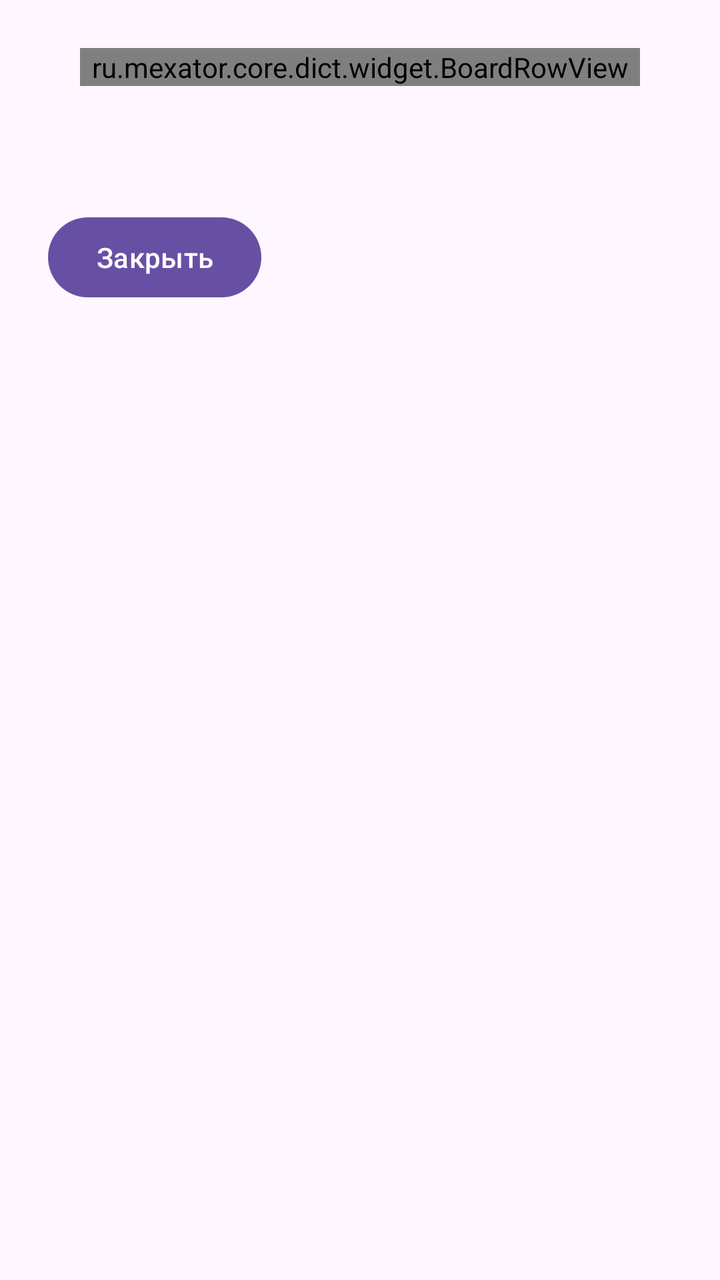
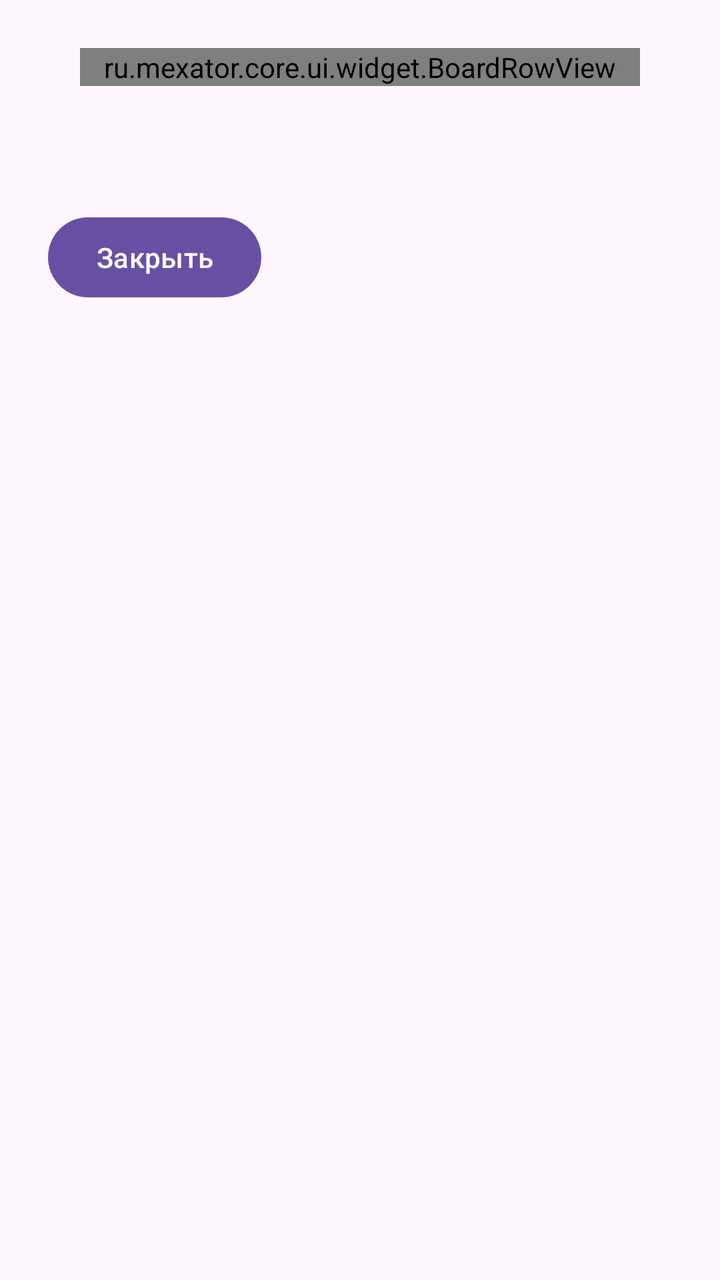

Screens rendered from an Android XML layout before and after an edit, with the pre-edit source and the edit as a unified diff.
<!-- AndroidManifest.xml: application theme Theme.Slovar -->
<!-- res/layout/activity_article.xml -->
<?xml version="1.0" encoding="utf-8"?>
<ScrollView xmlns:android="http://schemas.android.com/apk/res/android"
    xmlns:app="http://schemas.android.com/apk/res-auto"
    android:layout_width="match_parent"
    android:layout_height="match_parent"
    android:fillViewport="true">

    <LinearLayout
        android:layout_width="match_parent"
        android:layout_height="wrap_content"
        android:orientation="vertical"
        android:padding="24dp">

        
        <ru.mexator.core.dict.widget.BoardRowView
            android:id="@+id/article_word_row"
            android:layout_width="280dp"
            android:layout_height="wrap_content"
            android:layout_gravity="center_horizontal"
            app:boardColumns="5"
            app:boardCellSize="52dp"
            app:boardCellMargin="4dp"
            app:boardCellTextSize="24sp" />

        <TextView
            android:id="@+id/article_body"
            android:layout_width="match_parent"
            android:layout_height="wrap_content"
            android:layout_marginTop="16dp"
            android:textSize="16sp" />

        <Button
            android:id="@+id/btn_close"
            android:layout_width="wrap_content"
            android:layout_height="wrap_content"
            android:layout_marginTop="24dp"
            android:text="@string/close" />
    </LinearLayout>
</ScrollView>
<!-- resources referenced by this layout -->
<resources>
  <string name="close">Закрыть</string>
  <style name="Theme.Slovar" parent="Theme.Material3.Light.NoActionBar">
          <item name="android:windowActivityTransitions">true</item>
      </style>
</resources>

<!-- the commit's change to res/layout/activity_article.xml (unified diff, before → after) -->
@@ -12,7 +12,7 @@
         android:padding="24dp">
 
         
-        <ru.mexator.core.dict.widget.BoardRowView
+        <ru.mexator.core.ui.widget.BoardRowView
             android:id="@+id/article_word_row"
             android:layout_width="280dp"
             android:layout_height="wrap_content"
